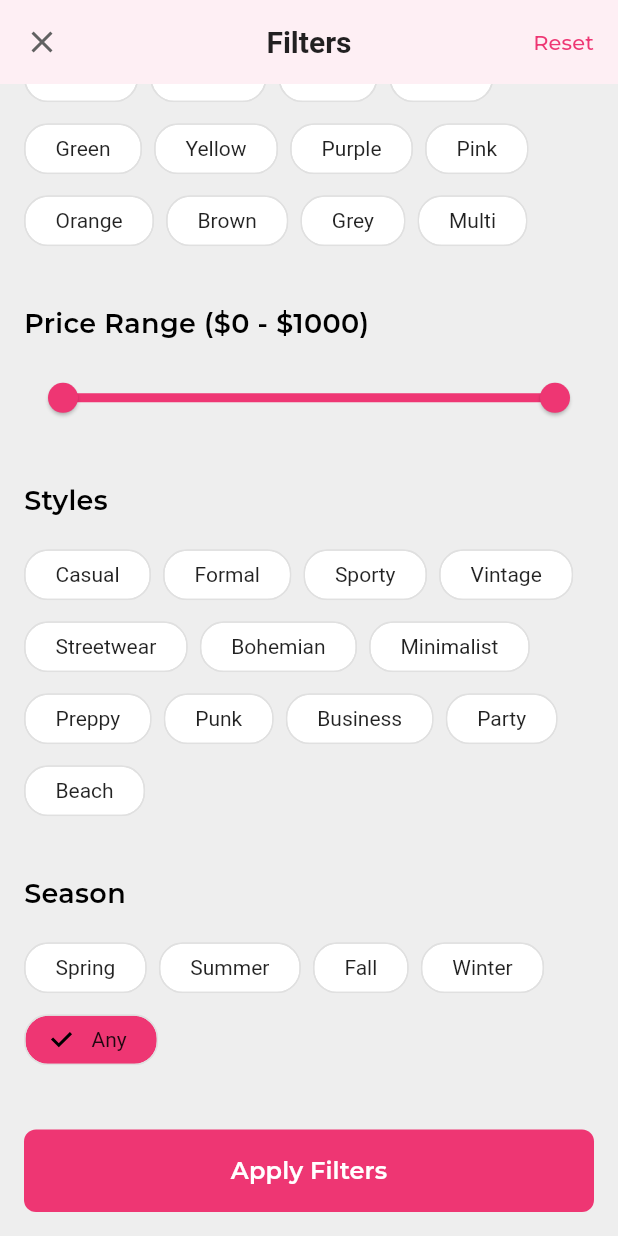
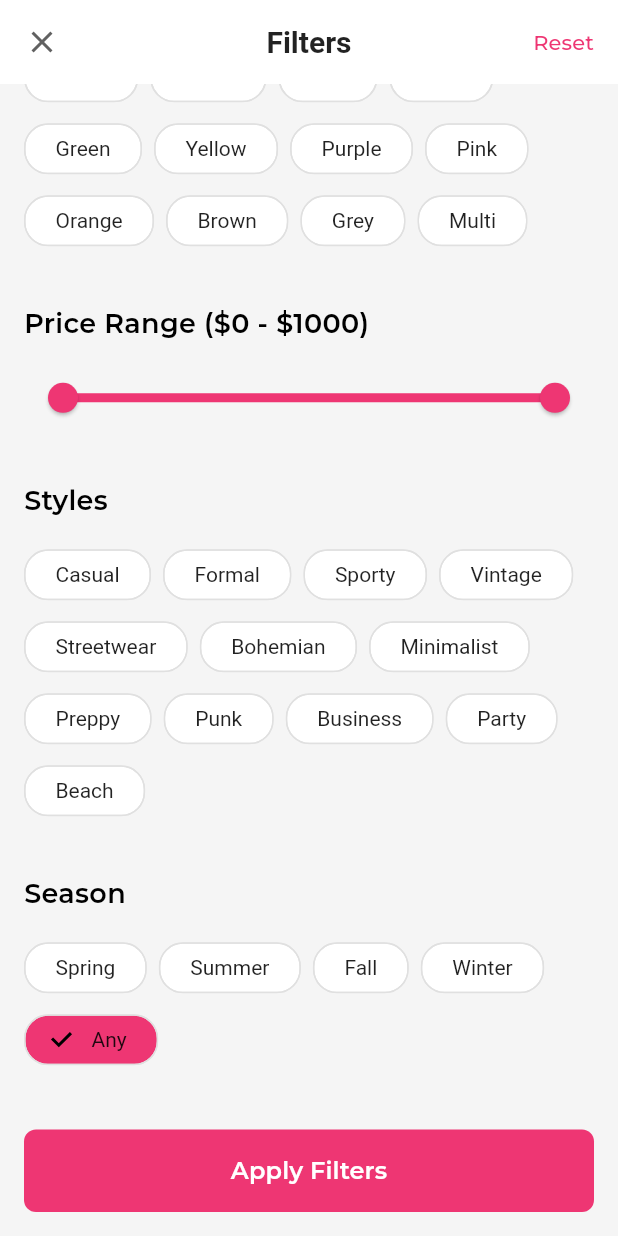
Before and after one commit to ambotwist/LooK, a Flutter app: the FilterPage screen opened directly, scrolled down 521 dp, on a phone screen of 412 x 824 dp. Run offline on Flutter 3.47's test engine with Material 3 defaults, Android fonts, the phone set to English and light mode, and no system bars; our stand-ins replace flutter_riverpod, google_sign_in, supabase_flutter; accounts and stored records are empty.

Commit message:
fix: maintain consistent white background color in filter page

```diff
--- a/lib/main/pages/discover/filter_page.dart
+++ b/lib/main/pages/discover/filter_page.dart
@@ -5,7 +5,6 @@ import 'package:lookapp/providers/filter_provider.dart';
 import 'package:lookapp/providers/discover_provider.dart';
 import 'package:lookapp/providers/item_provider.dart';
 import 'package:lookapp/providers/overlay_provider.dart';
-import 'package:lookapp/main/wrappers/home_wrapper.dart';
 
 extension StringExtension on String {
   String capitalize() {
@@ -38,7 +37,10 @@ class _FilterPageState extends ConsumerState<FilterPage> {
     final filterNotifier = ref.read(filterProvider.notifier);
 
     return Scaffold(
+      backgroundColor: Colors.grey.shade100,
       appBar: AppBar(
+        backgroundColor: Colors.white,
+        surfaceTintColor: Colors.white,
         title: const Text('Filters'),
         leading: IconButton(
           icon: const Icon(Icons.close),
```
